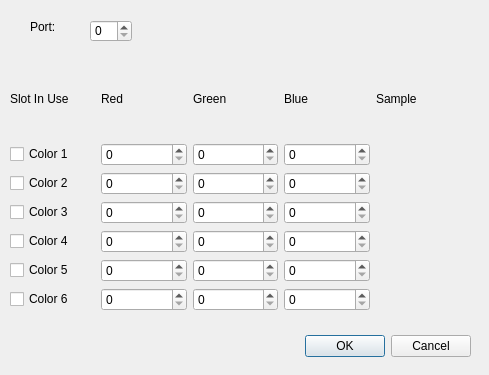
First picture: the form in BobRoss/abbhelper.ui, repository dongbu/painterRHIT, before the edit.
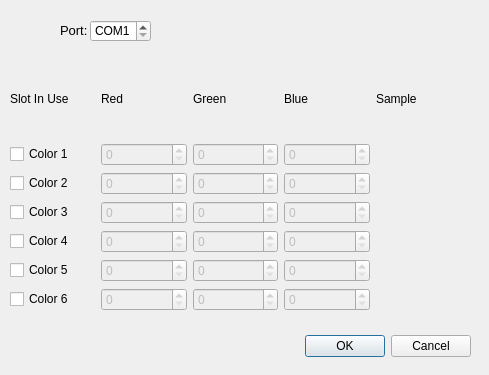
Second picture: the form after the edit.

Commit message:
Added menu for connecting to ABB to set port and paint information.
Serial communication still needs to happen.

What changed in the file:
```diff
--- a/BobRoss/abbhelper.ui
+++ b/BobRoss/abbhelper.ui
@@ -143,72 +143,198 @@
      </widget>
     </item>
     <item row="1" column="1">
-     <widget class="QSpinBox" name="spinBox_c1R"/>
+     <widget class="QSpinBox" name="spinBox_c1R">
+      <property name="enabled">
+       <bool>false</bool>
+      </property>
+      <property name="maximum">
+       <number>255</number>
+      </property>
+     </widget>
     </item>
     <item row="1" column="2">
-     <widget class="QSpinBox" name="spinBox_c1G"/>
+     <widget class="QSpinBox" name="spinBox_c1G">
+      <property name="enabled">
+       <bool>false</bool>
+      </property>
+      <property name="maximum">
+       <number>255</number>
+      </property>
+     </widget>
     </item>
     <item row="1" column="3">
-     <widget class="QSpinBox" name="spinBox_c1B"/>
+     <widget class="QSpinBox" name="spinBox_c1B">
+      <property name="enabled">
+       <bool>false</bool>
+      </property>
+      <property name="maximum">
+       <number>255</number>
+      </property>
+     </widget>
     </item>
     <item row="2" column="1">
-     <widget class="QSpinBox" name="spinBox_c2R"/>
+     <widget class="QSpinBox" name="spinBox_c2R">
+      <property name="enabled">
+       <bool>false</bool>
+      </property>
+      <property name="maximum">
+       <number>255</number>
+      </property>
+     </widget>
     </item>
     <item row="2" column="2">
-     <widget class="QSpinBox" name="spinBox_c2G"/>
+     <widget class="QSpinBox" name="spinBox_c2G">
+      <property name="enabled">
+       <bool>false</bool>
+      </property>
+      <property name="maximum">
+       <number>255</number>
+      </property>
+     </widget>
     </item>
     <item row="2" column="3">
-     <widget class="QSpinBox" name="spinBox_c2B"/>
+     <widget class="QSpinBox" name="spinBox_c2B">
+      <property name="enabled">
+       <bool>false</bool>
+      </property>
+      <property name="maximum">
+       <number>255</number>
+      </property>
+     </widget>
     </item>
     <item row="3" column="1">
-     <widget class="QSpinBox" name="spinBox_c3R"/>
+     <widget class="QSpinBox" name="spinBox_c3R">
+      <property name="enabled">
+       <bool>false</bool>
+      </property>
+      <property name="maximum">
+       <number>255</number>
+      </property>
+     </widget>
     </item>
     <item row="3" column="2">
-     <widget class="QSpinBox" name="spinBox_c3G"/>
+     <widget class="QSpinBox" name="spinBox_c3G">
+      <property name="enabled">
+       <bool>false</bool>
+      </property>
+      <property name="maximum">
+       <number>255</number>
+      </property>
+     </widget>
     </item>
     <item row="3" column="3">
-     <widget class="QSpinBox" name="spinBox_c3B"/>
+     <widget class="QSpinBox" name="spinBox_c3B">
+      <property name="enabled">
+       <bool>false</bool>
+      </property>
+      <property name="maximum">
+       <number>255</number>
+      </property>
+     </widget>
     </item>
     <item row="4" column="1">
-     <widget class="QSpinBox" name="spinBox_c4R"/>
+     <widget class="QSpinBox" name="spinBox_c4R">
+      <property name="enabled">
+       <bool>false</bool>
+      </property>
+      <property name="maximum">
+       <number>255</number>
+      </property>
+     </widget>
     </item>
     <item row="4" column="2">
-     <widget class="QSpinBox" name="spinBox_c4G"/>
+     <widget class="QSpinBox" name="spinBox_c4G">
+      <property name="enabled">
+       <bool>false</bool>
+      </property>
+      <property name="maximum">
+       <number>255</number>
+      </property>
+     </widget>
     </item>
     <item row="4" column="3">
-     <widget class="QSpinBox" name="spinBox_C4B"/>
+     <widget class="QSpinBox" name="spinBox_c4B">
+      <property name="enabled">
+       <bool>false</bool>
+      </property>
+      <property name="maximum">
+       <number>255</number>
+      </property>
+     </widget>
     </item>
     <item row="5" column="1">
-     <widget class="QSpinBox" name="spinBox_c5R"/>
+     <widget class="QSpinBox" name="spinBox_c5R">
+      <property name="enabled">
+       <bool>false</bool>
+      </property>
+      <property name="maximum">
+       <number>255</number>
+      </property>
+     </widget>
     </item>
     <item row="5" column="2">
-     <widget class="QSpinBox" name="spinBox_c5G"/>
+     <widget class="QSpinBox" name="spinBox_c5G">
+      <property name="enabled">
+       <bool>false</bool>
+      </property>
+      <property name="maximum">
+       <number>255</number>
+      </property>
+     </widget>
     </item>
     <item row="5" column="3">
-     <widget class="QSpinBox" name="spinBox_c5B"/>
+     <widget class="QSpinBox" name="spinBox_c5B">
+      <property name="enabled">
+       <bool>false</bool>
+      </property>
+      <property name="maximum">
+       <number>255</number>
+      </property>
+     </widget>
     </item>
     <item row="6" column="1">
-     <widget class="QSpinBox" name="spinBox_c6R"/>
+     <widget class="QSpinBox" name="spinBox_c6R">
+      <property name="enabled">
+       <bool>false</bool>
+      </property>
+      <property name="maximum">
+       <number>255</number>
+      </property>
+     </widget>
     </item>
     <item row="6" column="2">
-     <widget class="QSpinBox" name="spinBox_c6G"/>
+     <widget class="QSpinBox" name="spinBox_c6G">
+      <property name="enabled">
+       <bool>false</bool>
+      </property>
+      <property name="maximum">
+       <number>255</number>
+      </property>
+     </widget>
     </item>
     <item row="6" column="3">
-     <widget class="QSpinBox" name="spinBox_c6B"/>
+     <widget class="QSpinBox" name="spinBox_c6B">
+      <property name="enabled">
+       <bool>false</bool>
+      </property>
+      <property name="maximum">
+       <number>255</number>
+      </property>
+     </widget>
     </item>
    </layout>
   </widget>
   <widget class="QLabel" name="label_Port">
    <property name="geometry">
     <rect>
-     <x>30</x>
+     <x>60</x>
      <y>20</y>
-     <width>47</width>
-     <height>13</height>
+     <width>51</width>
+     <height>21</height>
     </rect>
    </property>
    <property name="text">
-    <string>Port:</string>
+    <string>&lt;html&gt;&lt;head/&gt;&lt;body&gt;&lt;p&gt;&lt;span style=&quot; font-size:10pt;&quot;&gt;Port:&lt;/span&gt;&lt;/p&gt;&lt;/body&gt;&lt;/html&gt;</string>
    </property>
   </widget>
   <widget class="QDialogButtonBox" name="buttonBox">
@@ -232,10 +358,19 @@
     <rect>
      <x>90</x>
      <y>20</y>
-     <width>42</width>
+     <width>61</width>
      <height>22</height>
     </rect>
    </property>
+   <property name="prefix">
+    <string>COM</string>
+   </property>
+   <property name="minimum">
+    <number>1</number>
+   </property>
+   <property name="maximum">
+    <number>50</number>
+   </property>
   </widget>
  </widget>
  <resources/>
```
Left out of the diff: 20 changed lines with no effect on the pictures. The commit also changes 7 other files.
